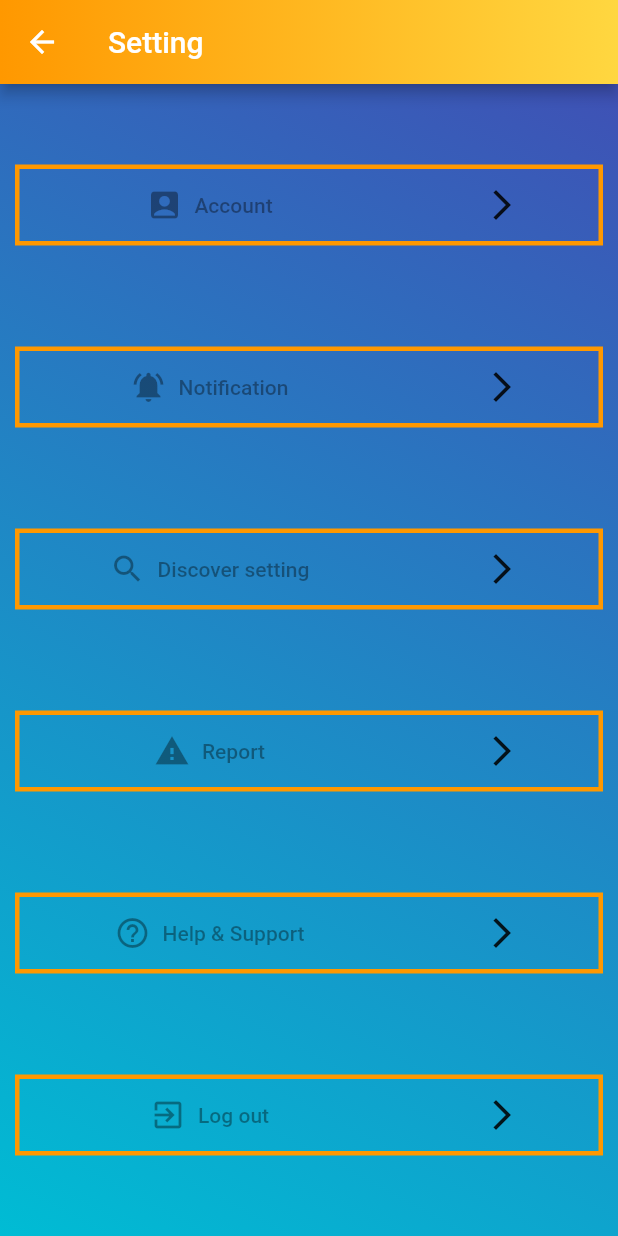
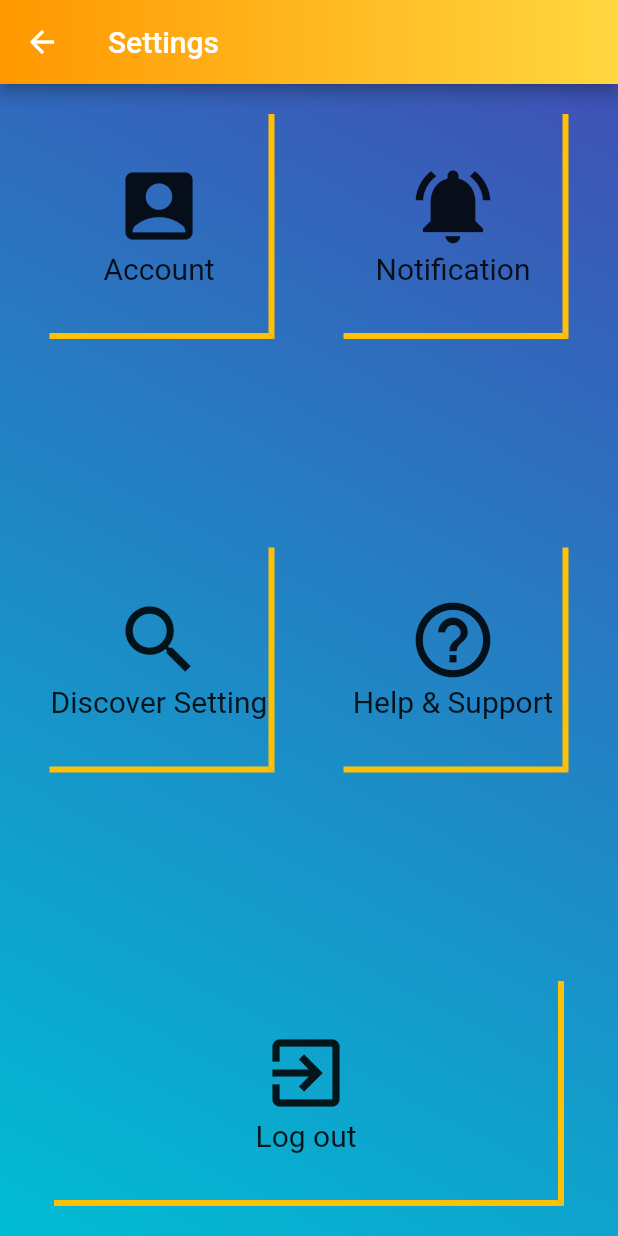
Before and after one commit to windwingwalker/csci3100-project, a Flutter app: the Setting screen opened by its route, on a phone screen of 412 x 824 dp. Run offline on Flutter 3.47's test engine with Material 2 defaults, Android fonts, the phone set to English and light mode, and no system bars; our stand-ins replace cloud_firestore, firebase_auth, firebase_storage, flutter_spinkit, flutter_tindercard, image_cropper and 1 more; accounts and stored records are empty.

Commit message:
profile icon and setting button

```diff
--- a/lib/models/user.dart
+++ b/lib/models/user.dart
@@ -6,11 +6,12 @@ class User{
   final String gender;
   final bool firstLogin;
   final bool liked;
+  final int imageNum;
 
-  User({this.uid, this.name, this.age, this.gender, this.college, this.firstLogin, this.liked});
+  User({this.uid, this.name, this.age, this.gender, this.college, this.firstLogin, this.liked, this.imageNum});
 }
 
-class UserData{
+/*class UserData{
   final String uid;
   final String name;
   final String college;
@@ -18,4 +19,4 @@ class UserData{
   final bool firstLogin;
 
   UserData({this.uid, this.name, this.age, this.college, this.firstLogin});
-}
+}*/
--- a/lib/shared/constants.dart
+++ b/lib/shared/constants.dart
@@ -52,3 +52,16 @@ const bodyDecoration = BoxDecoration(
     colors: <Color>[Colors.indigo, Colors.cyan],
   ),
 );
+
+const buttonDecoration = BoxDecoration(
+  border: Border(
+    bottom: BorderSide(
+        color: Colors.amber,
+        width: 4.0
+    ),
+    right: BorderSide(
+        color: Colors.amber,
+        width: 4.0
+    ),
+  )
+);
--- a/lib/shared/inputs.dart
+++ b/lib/shared/inputs.dart
@@ -7,32 +7,23 @@ class MySettingButton extends StatelessWidget {
   final String name;
   final icon;
   final VoidCallback callback;
+  final double width;
 
-  const MySettingButton(this.name, this.icon, this.callback);
+  const MySettingButton(this.name, this.icon, this.callback, this.width);
 
   @override
   Widget build(BuildContext context) {
-    return GestureDetector(
-      onTap: callback,
-      child: Container(
-        decoration: BoxDecoration(
-          border: Border.all(color: Colors.orange, width: 3),
-        ),
-        width: 400.0,
-        child: Row(
-          mainAxisAlignment: MainAxisAlignment.spaceAround,
+    return Container(
+      height: 150,
+      width: width,
+      decoration: buttonDecoration,
+      child: InkWell(
+        onTap: callback,
+        child: Column(
+          mainAxisAlignment: MainAxisAlignment.center,
           children: <Widget>[
-            Expanded(
-              flex: 2,
-              child: FlatButton.icon(
-                icon: Icon(icon),
-                label: Text(name),
-              ),
-            ),
-            Expanded(
-              flex: 1,
-              child: Icon(Icons.arrow_forward_ios),
-            ),
+            Icon(icon, size: 60,),
+            Text(name, style: TextStyle(fontSize: 20),)
           ],
         ),
       ),
--- a/lib/views/setting/setting.dart
+++ b/lib/views/setting/setting.dart
@@ -20,9 +20,6 @@ class Setting extends StatelessWidget {
     void discoverFunc(){
       Navigator.of(context).pushNamed('/discover');
     }
-    void reportFunc(){
-      Navigator.of(context).pushNamed('/report');
-    }
     void helpFunc(){
       Navigator.of(context).pushNamed('/help');
     }
@@ -32,10 +29,9 @@ class Setting extends StatelessWidget {
     }
 
 
-
     return Scaffold(
       appBar: AppBar(
-        title: Text("Setting"),
+        title: Text("Settings"),
         flexibleSpace: Container(
           decoration: appBarDecoration,
         ),
@@ -44,29 +40,23 @@ class Setting extends StatelessWidget {
         padding: EdgeInsets.symmetric(vertical: 20.0, horizontal: 10.0),
         decoration: bodyDecoration,
         child: Column(
-          mainAxisAlignment: MainAxisAlignment.spaceAround,
+          mainAxisAlignment: MainAxisAlignment.spaceBetween,
           children: <Widget>[
-            /*Row(
-              mainAxisAlignment: MainAxisAlignment.center,
+            Row(
+              mainAxisAlignment: MainAxisAlignment.spaceAround,
               children: <Widget>[
-                GestureDetector(
-                  onTap: () => Navigator.of(context).pushNamed('/image_upload'),
-                  child: CircleAvatar(
-                    backgroundColor: Colors.red[400],
-                    radius: 125.0,
-                  ),
-                )
+                MySettingButton("Account", Icons.account_box, accountFunc, 150),
+                MySettingButton("Notification", Icons.notifications_active, notificationFunc, 150),
               ],
             ),
-            SizedBox(
-              height: 10,
-            ),*/
-            MySettingButton("Account", Icons.account_box, accountFunc),
-            MySettingButton("Notification", Icons.notifications_active, notificationFunc),
-            MySettingButton("Discover setting", Icons.search, discoverFunc),
-            MySettingButton("Report", Icons.report_problem, reportFunc),
-            MySettingButton("Help & Support", Icons.help_outline, helpFunc),
-            MySettingButton("Log out", Icons.exit_to_app, logoutFunc),
+            Row(
+              mainAxisAlignment: MainAxisAlignment.spaceAround,
+              children: <Widget>[
+                MySettingButton("Discover Setting", Icons.search, discoverFunc, 150),
+                MySettingButton("Help & Support", Icons.help_outline, helpFunc, 150),
+              ],
+            ),
+            MySettingButton("Log out", Icons.exit_to_app, logoutFunc, 340),
           ],
         ),
       ),
```
Also changed, not shown: lib/services/database.dart (+13 -2 lines), lib/views/chat/report.dart (added, +13 -0 lines), lib/views/home/home.dart (+4 -3 lines), lib/views/profile/profile.dart (+39 -2 lines), lib/views/profile/upload_image.dart (+44 -9 lines).
